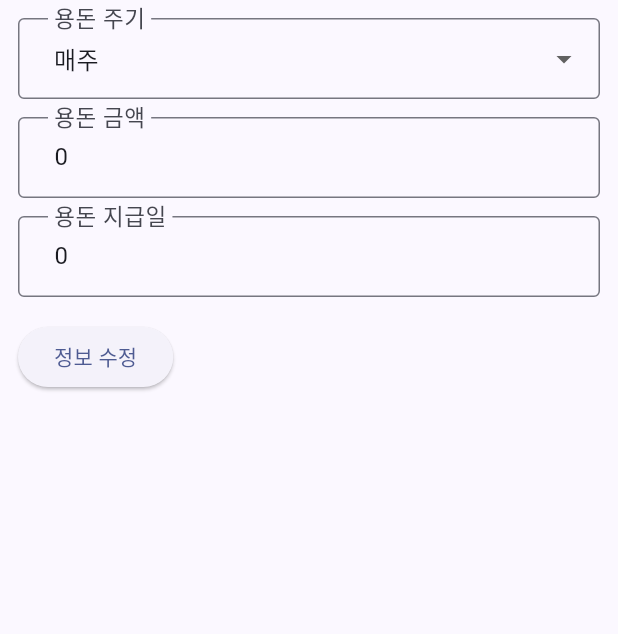
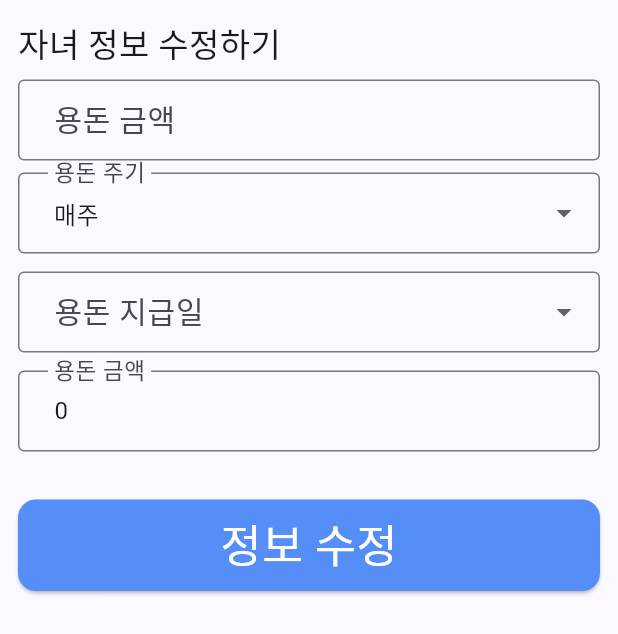
Before and after one commit to TeamAquaDan/W-E, a Flutter app: the AllowanceInfoForm widget shown alone on an empty page, opened directly with empty values, on a phone screen of 412 x 824 dp. Shown: the top 634 px of the screen. Run offline on Flutter 3.47's test engine with Material 3 defaults, Android fonts, the phone set to English and light mode, and no system bars; our stand-ins replace carousel_slider, contacts_service, dio, firebase_core, firebase_database, firebase_messaging and 7 more; accounts and stored records are empty; network calls fail; Roboto replaces fonts that are missing (GangwonEduPower, SB Aggro).

Commit message:
Refactor: 그룹 네임 수정, 용돈 정보 수정 병합

```diff
--- a/frontend/lib/screens/parents_page/widgets/allowance_info_form.dart
+++ b/frontend/lib/screens/parents_page/widgets/allowance_info_form.dart
@@ -3,6 +3,7 @@ import 'package:frontend/api/allowance/allowance_patch_api.dart';
 
 class AllowanceInfoForm extends StatefulWidget {
   final int groupId;
+  final String groupNickname;
   final bool isMonthly;
   final int allowanceAmt;
   final int paymentDate;
@@ -10,6 +11,7 @@ class AllowanceInfoForm extends StatefulWidget {
   const AllowanceInfoForm({
     super.key,
     required this.groupId,
+    required this.groupNickname,
     required this.isMonthly,
     required this.allowanceAmt,
     required this.paymentDate,
@@ -29,7 +31,7 @@ class _AllowanceInfoFormState extends State<AllowanceInfoForm> {
 
   late TextEditingController _allowanceAmtController;
   late TextEditingController _paymentDateController;
-
+  late TextEditingController groupNameController;
   @override
   void initState() {
     super.initState();
@@ -41,6 +43,8 @@ class _AllowanceInfoFormState extends State<AllowanceInfoForm> {
         TextEditingController(text: _allowanceAmt.toString());
     _paymentDateController =
         TextEditingController(text: _paymentDate.toString());
+    // groupNameController.text = widget.groupNickname;
+    groupNameController = TextEditingController(text: widget.groupNickname);
   }
 
   @override
@@ -55,6 +59,21 @@ class _AllowanceInfoFormState extends State<AllowanceInfoForm> {
           child: Column(
             crossAxisAlignment: CrossAxisAlignment.start,
             children: <Widget>[
+              const Text(
+                '자녀 정보 수정하기',
+                style: TextStyle(
+                  fontSize: 22,
+                  fontFamily: 'SB Aggro',
+                  fontWeight: FontWeight.w400,
+                  height: 0,
+                ),
+              ),
+              const SizedBox(height: 8),
+              TextField(
+                controller: groupNameController,
+                decoration: const InputDecoration(labelText: '용돈 금액'),
+              ),
+              const SizedBox(height: 8),
               DropdownButtonFormField<bool>(
                 value: _isMonthly,
                 items: const [
@@ -81,6 +100,54 @@ class _AllowanceInfoFormState extends State<AllowanceInfoForm> {
                 },
               ),
               const SizedBox(height: 12),
+              _isMonthly
+                  ? TextFormField(
+                      controller: _paymentDateController,
+                      keyboardType: TextInputType.number,
+                      decoration: const InputDecoration(labelText: '용돈 지급일'),
+                      validator: (value) {
+                        if (value == null || value.isEmpty) {
+                          return '용돈 지급일을 입력하세요';
+                        }
+                        return null;
+                      },
+                      onSaved: (value) {
+                        _paymentDate = int.parse(value!);
+                      },
+                    )
+                  : DropdownButtonFormField<int>(
+                      value: _paymentDate,
+                      items: [
+                        for (int i = 1; i <= 7; i++)
+                          DropdownMenuItem(
+                            value: i,
+                            child: Text(
+                              {
+                                1: '월요일',
+                                2: '화요일',
+                                3: '수요일',
+                                4: '목요일',
+                                5: '금요일',
+                                6: '토요일',
+                                7: '일요일',
+                              }[i]!,
+                            ),
+                          ),
+                      ],
+                      onChanged: (int? value) {
+                        setState(() {
+                          _paymentDate = value!;
+                        });
+                      },
+                      decoration: const InputDecoration(labelText: '용돈 지급일'),
+                      validator: (value) {
+                        if (value == null) {
+                          return '용돈 지급일을 선택하세요';
+                        }
+                        return null;
+                      },
+                    ),
+              const SizedBox(height: 12),
               TextFormField(
                 controller: _allowanceAmtController,
                 keyboardType: TextInputType.number,
@@ -95,30 +162,39 @@ class _AllowanceInfoFormState extends State<AllowanceInfoForm> {
                   _allowanceAmt = int.parse(value!);
                 },
               ),
-              const SizedBox(height: 12),
-              TextFormField(
-                controller: _paymentDateController,
-                keyboardType: TextInputType.number,
-                decoration: const InputDecoration(labelText: '용돈 지급일'),
-                validator: (value) {
-                  if (value == null || value.isEmpty) {
-                    return '용돈 지급일을 입력하세요';
-                  }
-                  return null;
-                },
-                onSaved: (value) {
-                  _paymentDate = int.parse(value!);
-                },
+              const SizedBox(height: 16),
+              Container(
+                width: double.infinity,
+                padding: EdgeInsets.symmetric(vertical: 16),
+                child: ElevatedButton(
+                  style: ButtonStyle(
+                    backgroundColor: MaterialStateProperty.all(
+                        Color(0xFF568EF8)), // 버튼 색상 변경
+                    shape: MaterialStateProperty.all(
+                      RoundedRectangleBorder(
+                        borderRadius: BorderRadius.circular(12.0), // 테두리 반경 설정
                       ),
-              const SizedBox(height: 16),
-              ElevatedButton(
+                    ),
+                  ),
                   onPressed: () {
                     if (_formKey.currentState!.validate()) {
                       _formKey.currentState!.save();
                       _submitForm();
                     }
                   },
-                child: const Text('정보 수정'),
+                  child: Padding(
+                    padding: const EdgeInsets.all(8.0),
+                    child: const Text(
+                      '정보 수정',
+                      style: TextStyle(
+                        color: Colors.white,
+                        fontSize: 30,
+                        fontFamily: 'GangwonEduPower',
+                        fontWeight: FontWeight.w400,
+                      ),
+                    ),
+                  ),
+                ),
               ),
             ],
           ),
@@ -135,7 +211,13 @@ class _AllowanceInfoFormState extends State<AllowanceInfoForm> {
         allowanceAmt: _allowanceAmt,
         paymentDate: _paymentDate,
       );
-      // Get.offAll(const ParentPage());
+      if (groupNameController.text != widget.groupNickname) {
+        await patchAllowanceNickname(
+          groupId: widget.groupId,
+          groupNickname: groupNameController.text,
+        );
+      }
+
       await widget.setData();
       Navigator.pop(context);
       ScaffoldMessenger.of(context).showSnackBar(
--- a/frontend/lib/screens/parents_page/widgets/child_card.dart
+++ b/frontend/lib/screens/parents_page/widgets/child_card.dart
@@ -90,20 +90,24 @@ class _ChildCardState extends State<ChildCard> {
                               fontWeight: FontWeight.w400,
                             ),
                           ),
-                          IconButton(
-                              onPressed: () {
-                                _editGroupName(context);
-                              },
-                              icon: const Icon(Icons.edit))
+                          // IconButton(
+                          //     onPressed: () {
+                          //       _editGroupName(context);
+                          //     },
+                          //     icon: const Icon(
+                          //       Icons.edit,
+                          //       color: Colors.white,
+                          //     ))
                         ],
                       ),
-                      TextButton(
+                      IconButton(
                         onPressed: () {
                           showModalBottomSheet(
                               context: context,
                               builder: (BuildContext context) =>
                                   AllowanceInfoForm(
                                     groupId: widget.groupId,
+                                    groupNickname: widget.groupNickname,
                                     isMonthly: childDetail.isMonthly,
                                     allowanceAmt: childDetail.allowanceAmt,
                                     paymentDate: childDetail.paymentDate,
@@ -116,13 +120,9 @@ class _ChildCardState extends State<ChildCard> {
                           padding: EdgeInsets.zero,
                           tapTargetSize: MaterialTapTargetSize.shrinkWrap,
                         ),
-                        child: const Text(
-                          '수정하기',
-                          style: TextStyle(
-                            color: Colors.white,
-                            fontSize: 16,
-                            fontWeight: FontWeight.w700,
-                          ),
+                        icon: Icon(
+                          Icons.settings,
+                          color: Colors.white,
                         ),
                       ),
                     ],
```
Lines whose indentation alone changed are shown as unchanged.
